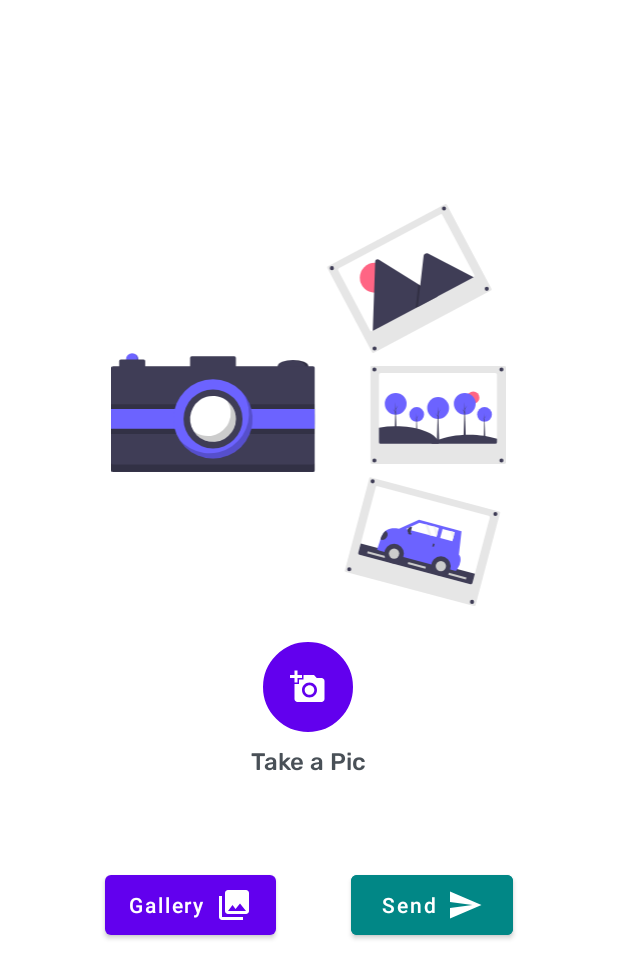
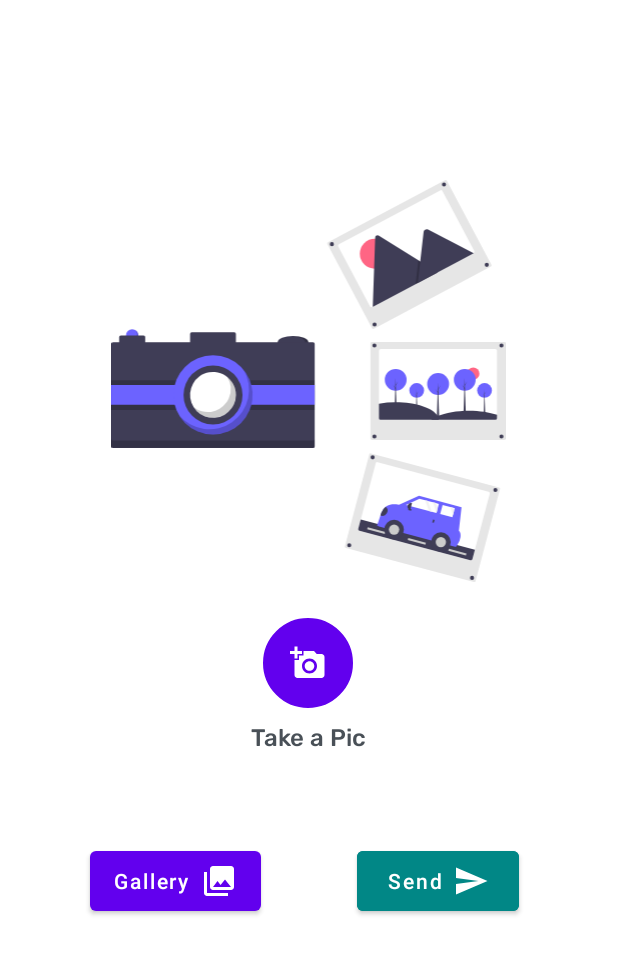
Before and after one commit to raassh-23/app-fp-ppb, an Android app: the layout activity_main.xml on its own in the app's theme, with its tools: preview values and no code run, on a phone screen of 412 x 824 dp. Shown: the top 978 px of the screen. Run offline under Robolectric (Android 15) with nearby library versions, the phone set to English and light mode, and no system bars.

Commit message:
update size

```diff
--- a/app/src/main/res/layout/activity_main.xml
+++ b/app/src/main/res/layout/activity_main.xml
@@ -12,7 +12,7 @@
         android:layout_width="314dp"
         android:layout_height="268dp"
         android:layout_marginLeft="32dp"
-        android:layout_marginTop="136dp"
+        android:layout_marginTop="120dp"
         android:layout_marginRight="32dp"
         android:paddingHorizontal="16dp"
         app:layout_constraintEnd_toEndOf="parent"
@@ -55,27 +55,32 @@
         android:id="@+id/btnSend"
         android:layout_width="wrap_content"
         android:layout_height="wrap_content"
+        android:layout_marginStart="24dp"
         android:layout_marginTop="56dp"
-        android:layout_marginEnd="70dp"
+        android:layout_marginEnd="48dp"
+        android:layout_marginBottom="32dp"
         android:backgroundTint="@color/teal_700"
         android:drawableRight="@drawable/ic_baseline_send_24"
         android:drawableTint="@color/white"
         android:paddingHorizontal="20dp"
         android:paddingVertical="8dp"
         android:text="Send"
+        android:textAllCaps="false"
         android:textColor="@color/white"
-        android:textAllCaps="false"
+        app:layout_constraintBottom_toBottomOf="parent"
         app:layout_constraintEnd_toEndOf="parent"
-        app:layout_constraintHorizontal_bias="1.0"
+        app:layout_constraintHorizontal_bias="0.685"
         app:layout_constraintStart_toEndOf="@+id/btnList"
-        app:layout_constraintTop_toBottomOf="@+id/textView" />
+        app:layout_constraintTop_toBottomOf="@+id/textView"
+        app:layout_constraintVertical_bias="0.0" />
 
     <Button
         android:id="@+id/btnList"
         android:layout_width="wrap_content"
         android:layout_height="wrap_content"
-        android:layout_marginStart="70dp"
+        android:layout_marginStart="60dp"
         android:layout_marginTop="56dp"
+        android:layout_marginBottom="32dp"
         android:drawableRight="@drawable/ic_baseline_photo_library_24"
         android:drawableTint="@color/white"
         android:maxLines="1"
@@ -83,8 +88,10 @@
         android:paddingVertical="8dp"
         android:text="@string/btnList"
         android:textAllCaps="false"
+        app:layout_constraintBottom_toBottomOf="parent"
         app:layout_constraintStart_toStartOf="parent"
         app:layout_constraintTop_toBottomOf="@+id/textView"
+        app:layout_constraintVertical_bias="0.0"
         tools:ignore="MissingConstraints" />
 
 </androidx.constraintlayout.widget.ConstraintLayout>
```
